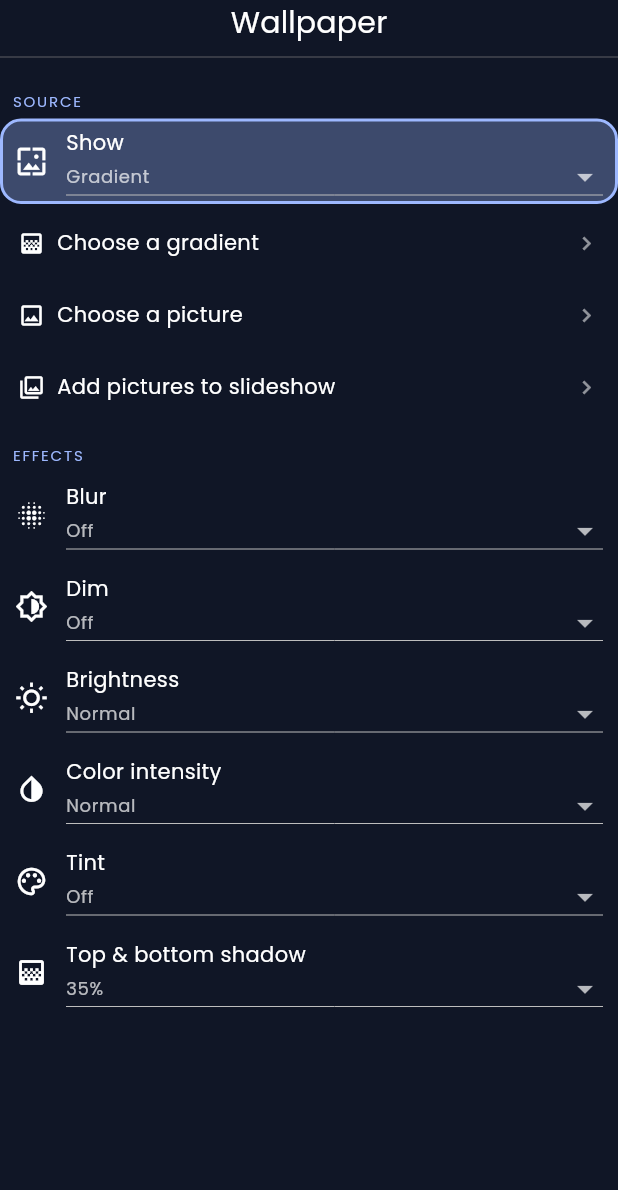
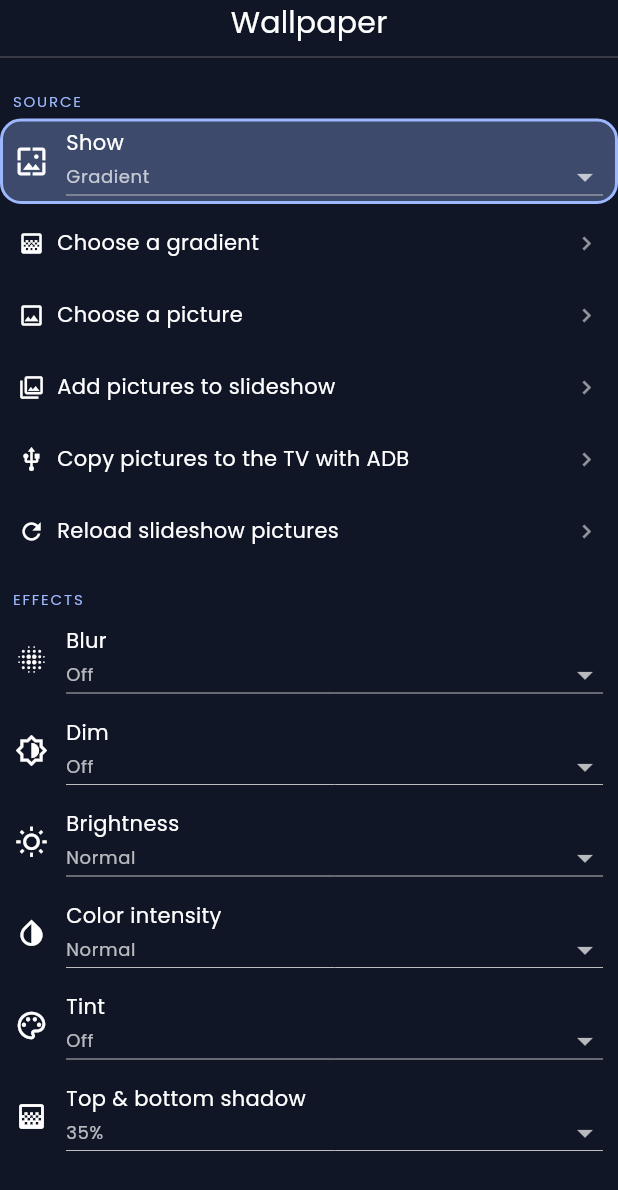
Before and after one commit to dx4nnx/YaMaLauncher, a Flutter app: the WallpaperPanelPage widget shown alone on an empty page, opened directly, on a phone screen of 412 x 824 dp. Shown: the top 1190 px of the screen. Run offline on Flutter 3.47's test engine with Material 3 defaults, Android fonts, the phone set to English and light mode, and no system bars; our stand-ins replace drift, image_picker, package_info_plus, shared_preferences, tuple; missing offline and left inert: format; accounts and stored records are empty; generated files the repository leaves out were written again; statements that could not run were skipped.

Commit message:
Recommend r/tmdbwallpapers; web folder links and copy-to-TV folder for TMDB script output
- r/tmdbwallpapers is the default subreddit, with one-press suggestions.
- Web image links ending in / are read as folder listings (e.g. the
  androidtvbackground script's output shared with python -m http.server),
  re-read hourly.
- Pictures pushed with ADB into Android/data/app.yama.launcher/files/wallpapers
  join the slideshow; 'Reload slideshow pictures' re-reads them.

Co-Authored-By: Claude Opus 5.5 <noreply@anthropic.com>
Claude-Session: https://claude.ai/code/session_01UzbHTfzyabjngSpmiyw3xb

```diff
--- a/lib/models/yama_settings.dart
+++ b/lib/models/yama_settings.dart
@@ -133,7 +133,7 @@ const Map<String, Object> appearanceDefaults = {
   YamaKeys.wallpaperShadow: 35,
   YamaKeys.slideshowInterval: 300,
   YamaKeys.slideshowTransition: "fade",
-  YamaKeys.redditSubreddits: "wallpaper, WidescreenWallpaper",
+  YamaKeys.redditSubreddits: "tmdbwallpapers",
   YamaKeys.webImageUrls: "",
 
   YamaKeys.clockColor: 0xFFFFFFFF,
@@ -164,6 +164,14 @@ const List<int> yamaPalette = [
   0xFF0F2A2A, // deep teal
   0xFF000000, // black
 ];
+
+/// Subreddits suggested on the wallpaper settings page.
+const Map<String, String> yamaSuggestedSubreddits = {
+  "tmdbwallpapers": "TMDB movie & TV posters",
+  "wallpaper": "General wallpapers",
+  "WidescreenWallpaper": "Widescreen scenery & art",
+  "EarthPorn": "Landscapes (nature photos)",
+};
 
 const List<String> yamaFonts = ["System", "Poppins", "Nunito", "Quicksand", "Comfortaa", "Inter", "Lexend"];
 
--- a/lib/widgets/settings/wallpaper_panel_page.dart
+++ b/lib/widgets/settings/wallpaper_panel_page.dart
@@ -76,6 +76,37 @@ class WallpaperPanelPage extends StatelessWidget {
             }
           }),
         ),
+        if (wallpaper.deviceFolderPath != null)
+          YamaNavButton(
+            icon: Icons.usb,
+            label: "Copy pictures to the TV with ADB",
+            onPressed: () => showDialog(
+              context: context,
+              builder: (context) => AlertDialog(
+                title: const Text("Copy pictures with ADB"),
+                content: SelectableText(
+                  "On your PC, in the platform-tools folder, run:\n\n"
+                  "adb push \"C:\\path\\to\\your\\pictures\\.\" ${wallpaper.deviceFolderPath}/\n\n"
+                  "Then choose \"Reload slideshow pictures\". The pictures join the slideshow "
+                  "(Wallpaper → Show → Slideshow). This works well with the androidtvbackground "
+                  "TMDB script: push its output folder after each run.",
+                ),
+                actions: [
+                  TextButton(onPressed: () => Navigator.of(context).pop(), child: const Text("OK")),
+                ],
+              ),
+            ),
+          ),
+        YamaNavButton(
+          icon: Icons.refresh,
+          label: "Reload slideshow pictures",
+          onPressed: () async {
+            await wallpaper.reloadSlides();
+            if (context.mounted) {
+              _toast(context, "${wallpaper.slideCount} slideshow picture${wallpaper.slideCount == 1 ? "" : "s"} found");
+            }
+          },
+        ),
         if (s.wallpaperMode == WallpaperMode.solid)
           YamaColorPicker(
             label: "Solid color",
@@ -103,6 +134,16 @@ class WallpaperPanelPage extends StatelessWidget {
               }
             },
           ),
+          for (final suggestion in yamaSuggestedSubreddits.entries)
+            if (!_hasSubreddit(s.redditSubreddits, suggestion.key))
+              YamaNavButton(
+                icon: Icons.add,
+                label: "Add r/${suggestion.key} (${suggestion.value})",
+                onPressed: () => s.setValue(
+                  YamaKeys.redditSubreddits,
+                  s.redditSubreddits.trim().isEmpty ? suggestion.key : "${s.redditSubreddits.trim()}, ${suggestion.key}",
+                ),
+              ),
           _remoteStatus(context, wallpaper, "Reddit"),
         ],
         if (s.wallpaperMode == WallpaperMode.web) ...[
@@ -116,9 +157,10 @@ class WallpaperPanelPage extends StatelessWidget {
                 title: "Image links",
                 initial: s.webImageUrls,
                 hint: "https://example.com/wallpaper.jpg",
-                help: "One or more links to pictures, separated by spaces or commas. With a single link, "
-                    "YaMa reloads it each time, so a tool that regenerates the same file "
-                    "(for example a TMDB wallpaper script) shows its newest picture.",
+                help: "Links to pictures, or to a folder (ending in /) that lists pictures, separated by spaces. "
+                    "For the androidtvbackground TMDB script: on the PC, open its output folder and run "
+                    "python -m http.server 8000, then enter http://YOUR-PC-IP:8000/ here. "
+                    "Folders are re-read every hour, so new pictures show up.",
               );
               if (value != null) {
                 await s.setValue(YamaKeys.webImageUrls, value.trim());
@@ -222,6 +264,10 @@ class WallpaperPanelPage extends StatelessWidget {
     );
   }
 
+  static bool _hasSubreddit(String list, String name) => list
+      .split(RegExp(r"[\s,;]+"))
+      .any((part) => part.replaceFirst(RegExp(r"^/?r/", caseSensitive: false), "").toLowerCase() == name.toLowerCase());
+
   static Widget _remoteStatus(BuildContext context, WallpaperService wallpaper, String sourceName) {
     final String text;
     final IconData icon;
```
Also changed, not shown: lib/providers/wallpaper_service.dart (+109 -12 lines).
